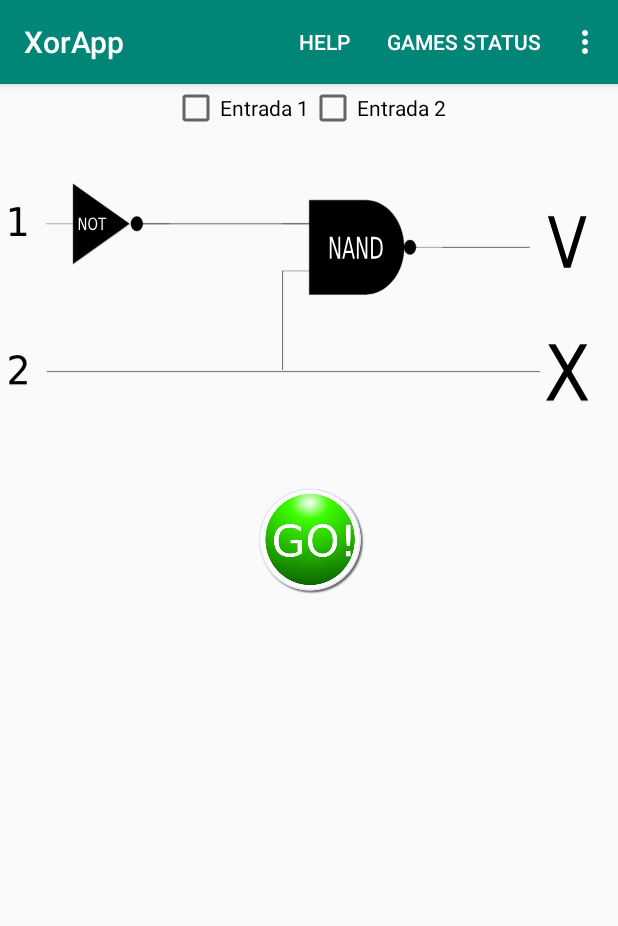
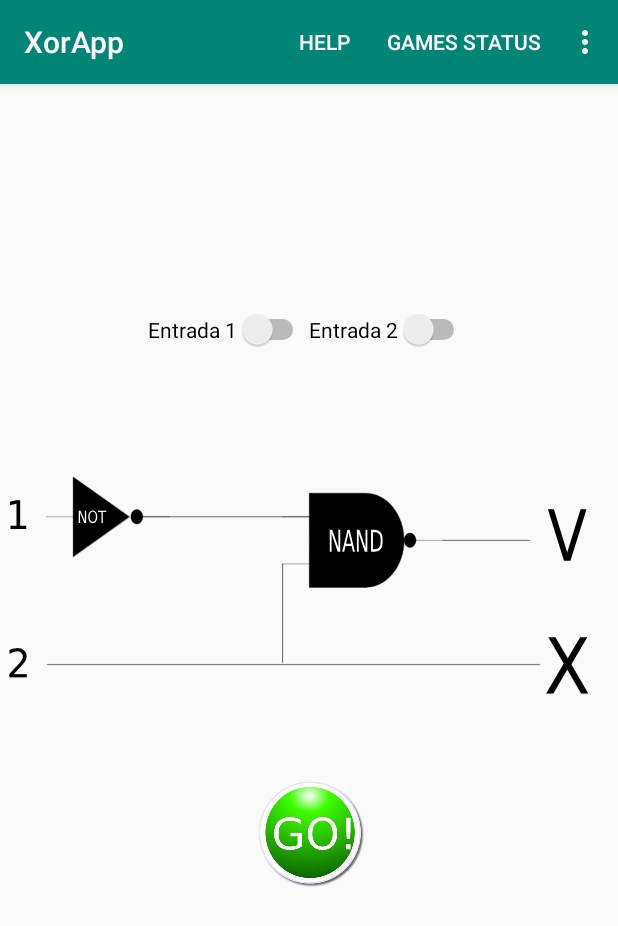
Before and after one commit to jluzonlopez/Android, an Android app: the MainActivity screen opened directly, with no data from a screen before it, after a tap on an icon or button, on a phone screen of 412 x 824 dp. Shown: the top 926 px of the screen. Run offline under Robolectric (Android 15) with nearby library versions, the phone set to English and light mode, and no system bars.

Commit message:
Modificado graficamente

```diff
--- a/XorApp/app/src/main/java/jluzon/mov/urjc/xorapp/Level.java
+++ b/XorApp/app/src/main/java/jluzon/mov/urjc/xorapp/Level.java
@@ -3,14 +3,15 @@ package jluzon.mov.urjc.xorapp;
 import android.view.View;
 import android.widget.CheckBox;
 import android.widget.ImageView;
+import android.widget.Switch;
 
 public abstract class Level {
     private int netries;
     private static ImageView imgV;
     private int idImg;
-    private CheckBox[] cb;
+    private Switch[] cb;
 
-    public Level(ImageView img, int id, CheckBox[] chb){
+    public Level(ImageView img, int id, Switch[] chb){
         imgV = img;
         idImg = id;
         cb = chb;
@@ -19,7 +20,7 @@ public abstract class Level {
     public abstract boolean badOut(boolean cB[]);
     public abstract boolean goodOut(boolean cB[]);
 
-    private static void resetButtons(CheckBox[] chBArray){
+    private static void resetButtons(Switch[] chBArray){
         for(int i=0;i<chBArray.length;i++){
             chBArray[i].setVisibility(View.GONE);
         }
--- a/XorApp/app/src/main/java/jluzon/mov/urjc/xorapp/Level0.java
+++ b/XorApp/app/src/main/java/jluzon/mov/urjc/xorapp/Level0.java
@@ -2,11 +2,12 @@ package jluzon.mov.urjc.xorapp;
 
 import android.widget.CheckBox;
 import android.widget.ImageView;
+import android.widget.Switch;
 
 public class Level0 extends Level{
     private final int ENTRIES = 2;
 
-    public Level0(ImageView img, int id, CheckBox[] chb){
+    public Level0(ImageView img, int id, Switch[] chb){
         super(img,id,chb);
         this.setNetries(ENTRIES);
     }
--- a/XorApp/app/src/main/java/jluzon/mov/urjc/xorapp/Level1.java
+++ b/XorApp/app/src/main/java/jluzon/mov/urjc/xorapp/Level1.java
@@ -2,11 +2,12 @@ package jluzon.mov.urjc.xorapp;
 
 import android.widget.CheckBox;
 import android.widget.ImageView;
+import android.widget.Switch;
 
 public class Level1 extends Level{
     private final int ENTRIES = 3;
 
-    public Level1(ImageView img, int id, CheckBox[] chb){
+    public Level1(ImageView img, int id, Switch[] chb){
        super(img,id, chb);
        this.setNetries(ENTRIES);
     }
--- a/XorApp/app/src/main/java/jluzon/mov/urjc/xorapp/Level2.java
+++ b/XorApp/app/src/main/java/jluzon/mov/urjc/xorapp/Level2.java
@@ -2,11 +2,12 @@ package jluzon.mov.urjc.xorapp;
 
 import android.widget.CheckBox;
 import android.widget.ImageView;
+import android.widget.Switch;
 
 public class Level2 extends Level{
     private final int ENTRIES = 4;
 
-    public Level2(ImageView img, int id, CheckBox[] chb){
+    public Level2(ImageView img, int id, Switch[] chb){
         super(img,id,chb);
         this.setNetries(ENTRIES);
     }
--- a/XorApp/app/src/main/java/jluzon/mov/urjc/xorapp/Level3.java
+++ b/XorApp/app/src/main/java/jluzon/mov/urjc/xorapp/Level3.java
@@ -2,11 +2,12 @@ package jluzon.mov.urjc.xorapp;
 
 import android.widget.CheckBox;
 import android.widget.ImageView;
+import android.widget.Switch;
 
 public class Level3 extends Level {
     private final int ENTRIES = 4;
 
-    public Level3(ImageView img, int id, CheckBox[] chb){
+    public Level3(ImageView img, int id, Switch[] chb){
         super(img,id,chb);
         this.setNetries(ENTRIES);
     }
--- a/XorApp/app/src/main/java/jluzon/mov/urjc/xorapp/LevelFactory.java
+++ b/XorApp/app/src/main/java/jluzon/mov/urjc/xorapp/LevelFactory.java
@@ -3,13 +3,14 @@ package jluzon.mov.urjc.xorapp;
 import android.content.Context;
 import android.widget.CheckBox;
 import android.widget.ImageView;
+import android.widget.Switch;
 
 public class LevelFactory {
     private static ImageView img;
     private static int[] imgArray;
-    private static CheckBox[] chkB;
+    private static Switch[] chkB;
 
-    public LevelFactory(ImageView iv, int[] imgs, CheckBox[] cb){
+    public LevelFactory(ImageView iv, int[] imgs, Switch[] cb){
         img = iv;
         imgArray = imgs;
         chkB = cb;
--- a/XorApp/app/src/main/java/jluzon/mov/urjc/xorapp/MainActivity.java
+++ b/XorApp/app/src/main/java/jluzon/mov/urjc/xorapp/MainActivity.java
@@ -9,14 +9,17 @@ import android.view.Menu;
 import android.view.MenuInflater;
 import android.view.MenuItem;
 import android.view.View;
-import android.widget.CheckBox;
 import android.widget.ImageView;
+import android.widget.Switch;
 import android.widget.Toast;
 
 
 public class MainActivity extends AppCompatActivity {
 
     public class InfLvl{
+        private final int check = 1;
+        private final int death = 2;
+        private final int next = 3;
         private final int maxLvl = 4;
         private final int maxButt = 4;
         private boolean passLvlsArray[]; //which levels are passed
@@ -25,7 +28,7 @@ public class MainActivity extends AppCompatActivity {
         private Level lv;
         private LevelFactory lvFc;
         private View[] imgView; //0 endgame, 1 check, 2 death, 3 next
-        private CheckBox[] chkB;
+        private Switch[] chkB;
         private int imgAry[];
         private ImageView img;
         private int menArray[];
@@ -40,7 +43,7 @@ public class MainActivity extends AppCompatActivity {
             passLvls = 0;
             passLvlsArray = new boolean[maxLvl];
             imgView = new View[4];
-            chkB = new CheckBox[4];
+            chkB = new Switch[4];
             imgAry = new int[maxLvl];
             menArray = new int[maxLvl];
             img = findViewById(R.id.lvlimg);
@@ -93,7 +96,7 @@ public class MainActivity extends AppCompatActivity {
             passLvls=passLvls+1;
         }
 
-        private boolean[] getBoolBut(CheckBox[] chb){
+        private boolean[] getBoolBut(Switch[] chb){
             boolean chkBool[] = new boolean[4];
             for(int i=0;i<4;i++) {
                 chkBool[i] = chb[i].isChecked();
@@ -107,7 +110,7 @@ public class MainActivity extends AppCompatActivity {
             }
         }
 
-        private void setAllFalse(CheckBox[] chb){
+        private void setAllFalse(Switch[] chb){
             for(int i = 0; i < chb.length; i++){
                 chb[i].setChecked(false);
             }
@@ -144,18 +147,35 @@ public class MainActivity extends AppCompatActivity {
             }
         }
 
+        private int toggleVis(int nm){
+            if(imgView[nm].getVisibility() == View.VISIBLE){
+                return View.GONE;
+            }
+            return View.VISIBLE;
+        }
+
+        private void setSolutViews(){
+            imgView[check].setVisibility(toggleVis(check));
+            imgView[death].setVisibility(toggleVis(death));
+            imgView[next].setVisibility(toggleVis(next));
+        }
+
+        //cambiar estas dos funciones creando valores estaticos para los indices
         private void setDeath(){
-            imgView[1].setVisibility(View.GONE);
-            imgView[2].setVisibility(View.VISIBLE);
-            imgView[3].setVisibility(View.GONE);
+            imgView[check].setVisibility(View.GONE);
+            imgView[death].setVisibility(View.VISIBLE);
+            imgView[next].setVisibility(View.GONE);
         }
 
         private void setPassed(){
-            imgView[1].setVisibility(View.VISIBLE);
-            imgView[2].setVisibility(View.GONE);
-            imgView[3].setVisibility(View.VISIBLE);
+            imgView[check].setVisibility(View.VISIBLE);
+            imgView[death].setVisibility(View.GONE);
+            imgView[next].setVisibility(View.VISIBLE);
         }
 
+        public int getCurrentLevel(){
+            return imgLvl;
+        }
     }
 
     InfLvl levelViews;
@@ -233,7 +253,7 @@ public class MainActivity extends AppCompatActivity {
         }else if(levelViews.lv.goodOut(boolChk)){
             txt += "Salida correcta, enhorabuena!!";
             checkLevel();
-            levelViews.setPassed();
+            levelViews.setPassed();;
         }else{
             txt += "Las 2 a 0";
         }
@@ -275,6 +295,7 @@ public class MainActivity extends AppCompatActivity {
 
         lv = levelViews.getPassLvl();
         if(lv == levelViews.maxLvl){
+            levelViews.setAllGone();
             levelViews.imgView[0].setVisibility(View.VISIBLE);
             Toast msg = Toast.makeText(MainActivity.this,"Te pasaste el juego",time);
             msg.show();
--- a/XorApp/app/src/main/java/jluzon/mov/urjc/xorapp/WelcomeActivity.java
+++ b/XorApp/app/src/main/java/jluzon/mov/urjc/xorapp/WelcomeActivity.java
@@ -15,6 +15,7 @@ public class WelcomeActivity extends AppCompatActivity {
 
     public void welcomeButton(View b){
         Intent level = new Intent(WelcomeActivity.this,MainActivity.class);
+        level.addFlags(Intent.FLAG_ACTIVITY_SINGLE_TOP);
         startActivity(level);
     }
 }
--- a/XorApp/app/src/main/res/layout/activity_main.xml
+++ b/XorApp/app/src/main/res/layout/activity_main.xml
@@ -7,35 +7,36 @@
     android:layout_height="match_parent"
     android:orientation="vertical"
     android:id="@+id/myLayout"
-    tools:context=".MainActivity">
+    tools:context=".MainActivity"
+    android:layout_marginTop="150dp">
 
     <LinearLayout
         android:layout_width="wrap_content"
         android:layout_height="wrap_content"
         android:orientation="horizontal"
         android:layout_gravity="center">
-        <CheckBox
+        <Switch
             android:layout_width="wrap_content"
             android:layout_height="wrap_content"
             android:checked="false"
             android:text="Entrada 1"
             android:id="@+id/ent0"
             android:visibility="gone"/>
-        <CheckBox
+        <Switch
             android:layout_width="wrap_content"
             android:layout_height="wrap_content"
             android:checked="false"
             android:text="Entrada 2"
             android:id="@+id/ent1"
             android:visibility="gone"/>
-        <CheckBox
+        <Switch
             android:layout_width="wrap_content"
             android:layout_height="wrap_content"
             android:checked="false"
             android:text="Entrada 3"
             android:id="@+id/ent2"
             android:visibility="gone"/>
-        <CheckBox
+        <Switch
             android:layout_width="wrap_content"
             android:layout_height="wrap_content"
             android:checked="false"
@@ -48,6 +49,7 @@
         android:layout_width="wrap_content"
         android:layout_height="wrap_content"
         android:id="@+id/lvlimg"
+        android:layout_marginTop="50dp"
         android:layout_gravity="center"/>
 
     <ImageButton
--- a/XorApp/app/src/main/res/layout/activity_status.xml
+++ b/XorApp/app/src/main/res/layout/activity_status.xml
@@ -6,13 +6,15 @@
     xmlns:tools="http://schemas.android.com/tools"
     android:orientation="vertical"
     android:id="@+id/statusLayout"
+    android:layout_marginTop="35dp"
     tools:context=".StatusActivity">
 
     <TextView
         android:layout_width="wrap_content"
         android:layout_height="wrap_content"
         android:text="Circuitos conseguidos"
-        android:textSize="35dp"
+        android:textSize="45dp"
+        android:fontFamily="casual"
         android:layout_gravity="center"
         android:textColor="@android:color/holo_red_dark"/>
 </android.widget.LinearLayout>
--- a/XorApp/app/src/main/res/layout/activity_welcome.xml
+++ b/XorApp/app/src/main/res/layout/activity_welcome.xml
@@ -5,12 +5,12 @@
     xmlns:tools="http://schemas.android.com/tools"
     android:layout_width="match_parent"
     android:layout_height="match_parent"
-    android:orientation="vertical"
     tools:context=".WelcomeActivity">
-    <Button
+    <ImageButton
         android:layout_width="match_parent"
         android:layout_height="match_parent"
         android:onClick="welcomeButton"
-        android:text="Touch to start"
+        android:src="@drawable/ic_welcomescreen"
+        android:background="@null"
         android:layout_gravity="center"/>
 </android.widget.LinearLayout>
```
Also changed, not shown: XorApp/app/src/main/java/jluzon/mov/urjc/xorapp/StatusActivity.java (+7 -1 lines), XorApp/app/src/main/res/drawable/ic_welcomescreen.xml (added, +63 -0 lines), XorApp/app/src/main/res/layout/activity_help.xml (+9 -2 lines), XorApp/app/src/main/res/values/strings.xml (+1 -9 lines), 1 other file.
